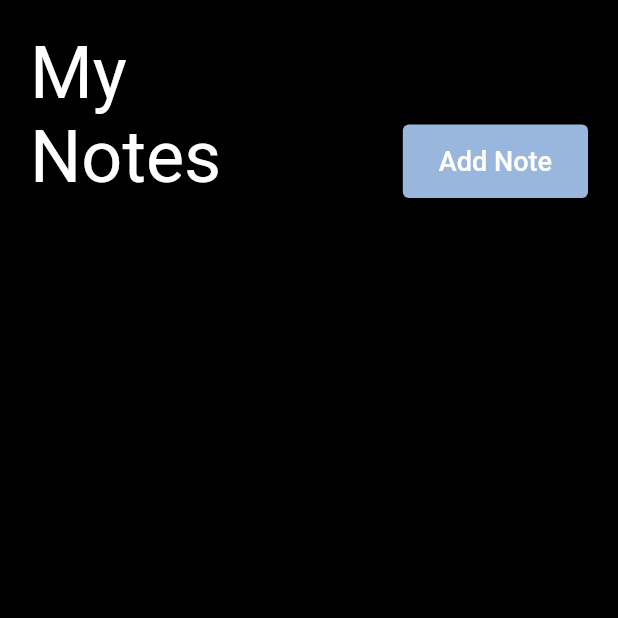
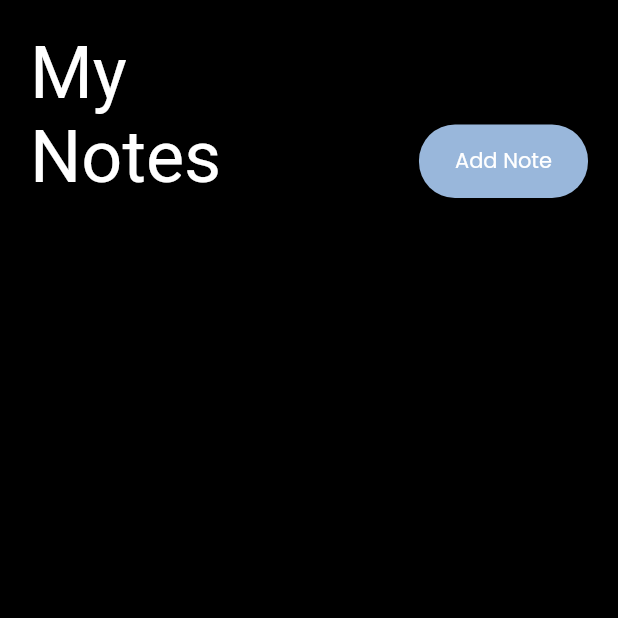
Before and after one commit to riVFerd/flutter-notes, a Flutter app: the screen it shows after launch, after a tap on "Add Note", on a phone screen of 412 x 824 dp, the top half of it. Run offline on Flutter 3.47's test engine with Material 2 defaults, Android fonts, the phone set to English and light mode, and no system bars; our stand-ins replace bloc, cloud_firestore, equatable, firebase_core, google_fonts; accounts and stored records are empty.

Commit message:
update theme : minor change and move theming to seperated file

```diff
--- a/lib/main.dart
+++ b/lib/main.dart
@@ -1,8 +1,7 @@
 import 'package:firebase_core/firebase_core.dart';
 import 'package:flutter/material.dart';
-import 'package:flutter_bloc/flutter_bloc.dart';
-import 'package:notes/logic/bloc/notes_bloc.dart';
 import 'package:notes/presentation/router/app_router.dart';
+import 'package:notes/presentation/theme/theme_constants.dart';
 
 import 'firebase_options.dart';
 
@@ -12,14 +11,10 @@ void main() async {
     options: DefaultFirebaseOptions.currentPlatform,
   );
   runApp(
-    MultiBlocProvider(
-      providers: [
-        BlocProvider(create: (context) => NoteBloc()..add(LoadNote())),
-      ],
-      child: MaterialApp(
-        onGenerateRoute: AppRouter().onGenerateRoute,
-        debugShowCheckedModeBanner: false,
-      ),
+    MaterialApp(
+      theme: ThemeConstants.defaultTheme,
+      onGenerateRoute: AppRouter().onGenerateRoute,
+      debugShowCheckedModeBanner: false,
     ),
   );
 }
--- a/lib/presentation/router/app_router.dart
+++ b/lib/presentation/router/app_router.dart
@@ -1,11 +1,16 @@
 import 'package:flutter/material.dart';
+import 'package:notes/logic/models/note_model.dart';
 import 'package:notes/presentation/screens/home_screen.dart';
+import 'package:notes/presentation/screens/note_detail_screen.dart';
 
 class AppRouter {
   MaterialPageRoute onGenerateRoute(RouteSettings settings) {
     switch (settings.name) {
-      case '/' :
+      case HomeScreen.routeName :
         return MaterialPageRoute(builder: (_) => const HomeScreen());
+      case NoteDetailScreen.routeName :
+        final note = settings.arguments as NoteModel;
+        return MaterialPageRoute(builder: (_) => NoteDetailScreen(note: note));
       default:
         return MaterialPageRoute(builder: (_) => const HomeScreen());
     }
--- a/lib/presentation/screens/home_screen.dart
+++ b/lib/presentation/screens/home_screen.dart
@@ -1,14 +1,18 @@
 import 'package:cloud_firestore/cloud_firestore.dart';
 import 'package:flutter/material.dart';
-import 'package:notes/presentation/widgets/note_display.dart';
 import 'package:notes/logic/models/note_model.dart';
+import 'package:notes/presentation/theme/theme_constants.dart';
+import 'package:notes/presentation/widgets/note_card.dart';
 
 class HomeScreen extends StatelessWidget {
   const HomeScreen({super.key});
 
+  static const routeName = '/';
+
   @override
   Widget build(BuildContext context) {
     // TODO: move the new notes dialog to a separate widget
+
     final notesCollection = FirebaseFirestore.instance.collection('notes');
 
     return SafeArea(
@@ -27,25 +31,16 @@ class HomeScreen extends StatelessWidget {
                 mainAxisAlignment: MainAxisAlignment.spaceBetween,
                 crossAxisAlignment: CrossAxisAlignment.end,
                 children: [
-                  const Text(
+                  Text(
                     'My\nNotes',
-                    style: TextStyle(
-                      fontSize: 48,
-                      color: Colors.white,
-                    ),
+                    style: Theme.of(context).textTheme.displayMedium,
                   ),
                   ElevatedButton(
                     onPressed: () => {},
-                    style: ElevatedButton.styleFrom(
-                      backgroundColor: const Color(0xFF99b7dd),
-                      padding: const EdgeInsets.symmetric(
-                        horizontal: 24,
-                        vertical: 14,
-                      ),
-                    ),
-                    child: const Text(
+                    style: ThemeConstants.roundedButton,
+                    child: Text(
                       "Add Note",
-                      style: TextStyle(fontSize: 18),
+                      style: Theme.of(context).textTheme.bodyMedium,
                     ),
                   ),
                 ],
@@ -64,7 +59,7 @@ class HomeScreen extends StatelessWidget {
                         itemCount: snapshot.data!.docs.length,
                         itemBuilder: (context, index) {
                           final document = snapshot.data!.docs[index];
-                          return NoteDisplay(
+                          return NoteCard(
                             index: index,
                             note: NoteModel.fromMap(
                               id: document.id,
--- /dev/null
+++ b/lib/presentation/theme/theme_constants.dart
@@ -0,0 +1,37 @@
+import 'package:flutter/material.dart';
+import 'package:google_fonts/google_fonts.dart';
+
+abstract final class ThemeConstants {
+  static final _textTheme = GoogleFonts.poppinsTextTheme().copyWith(
+    displayMedium: const TextStyle(
+      fontSize: 48,
+    ),
+  );
+
+  static final defaultTheme = ThemeData.from(
+    colorScheme: const ColorScheme.dark(),
+  ).copyWith(
+    useMaterial3: true,
+    textTheme: _textTheme.apply(
+      bodyColor: Colors.white,
+      displayColor: Colors.white,
+    ),
+  );
+
+  // custom style for some widgets
+  static final roundedButton = ElevatedButton.styleFrom(
+    backgroundColor: const Color(0xFF99b7db),
+    padding: const EdgeInsets.symmetric(
+      horizontal: 24,
+      vertical: 14,
+    ),
+    shape: RoundedRectangleBorder(
+      borderRadius: BorderRadius.circular(24),
+    ),
+  );
+
+  static const elipsedText = TextStyle(
+    color: Colors.black,
+    overflow: TextOverflow.ellipsis,
+  );
+}
--- a/pubspec.yaml
+++ b/pubspec.yaml
@@ -19,7 +19,7 @@ publish_to: 'none' # Remove this line if you wish to publish to pub.dev
 version: 1.0.0+1
 
 environment:
-  sdk: '>=2.19.2 <3.0.0'
+  sdk: '>=3.0.5 <4.0.0'
 
 # Dependencies specify other packages that your package needs in order to work.
 # To automatically upgrade your package dependencies to the latest versions
@@ -41,6 +41,7 @@ dependencies:
   bloc: ^8.1.1
   firebase_core: ^2.15.0
   cloud_firestore: ^4.8.4
+  google_fonts: ^5.1.0
 
 dev_dependencies:
   flutter_test:
```
Also changed, not shown: lib/presentation/screens/note_detail_screen.dart (added, +23 -0 lines), lib/presentation/widgets/note_card.dart (renamed from lib/presentation/widgets/note_display.dart, +15 -7 lines), pubspec.lock.
